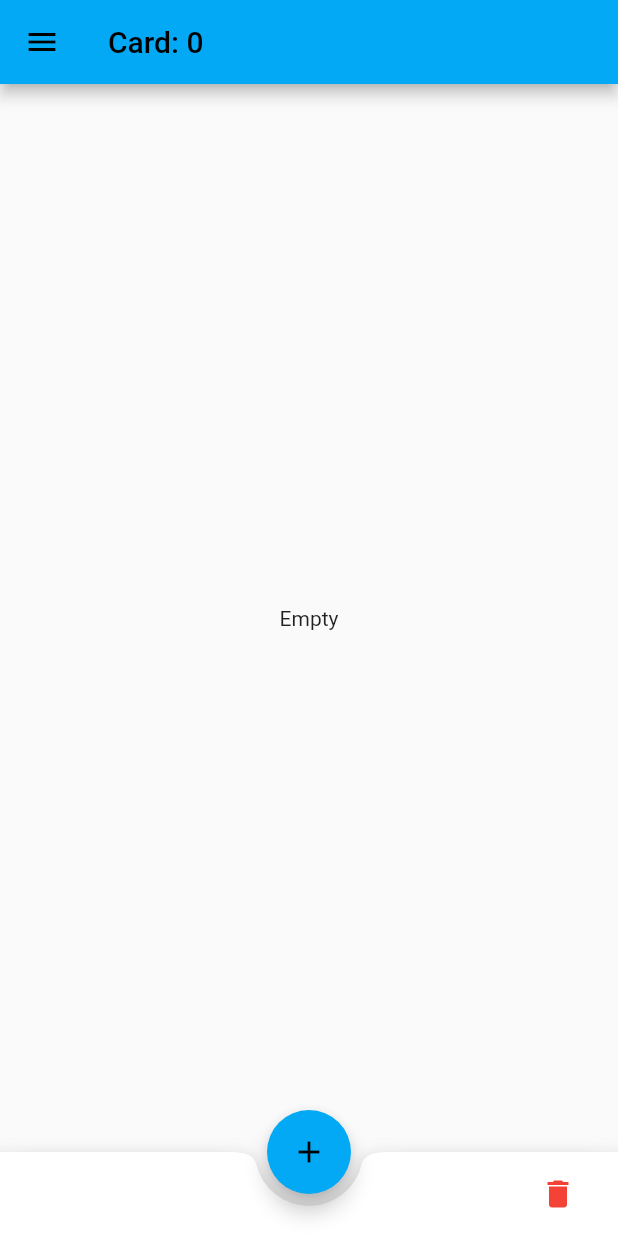
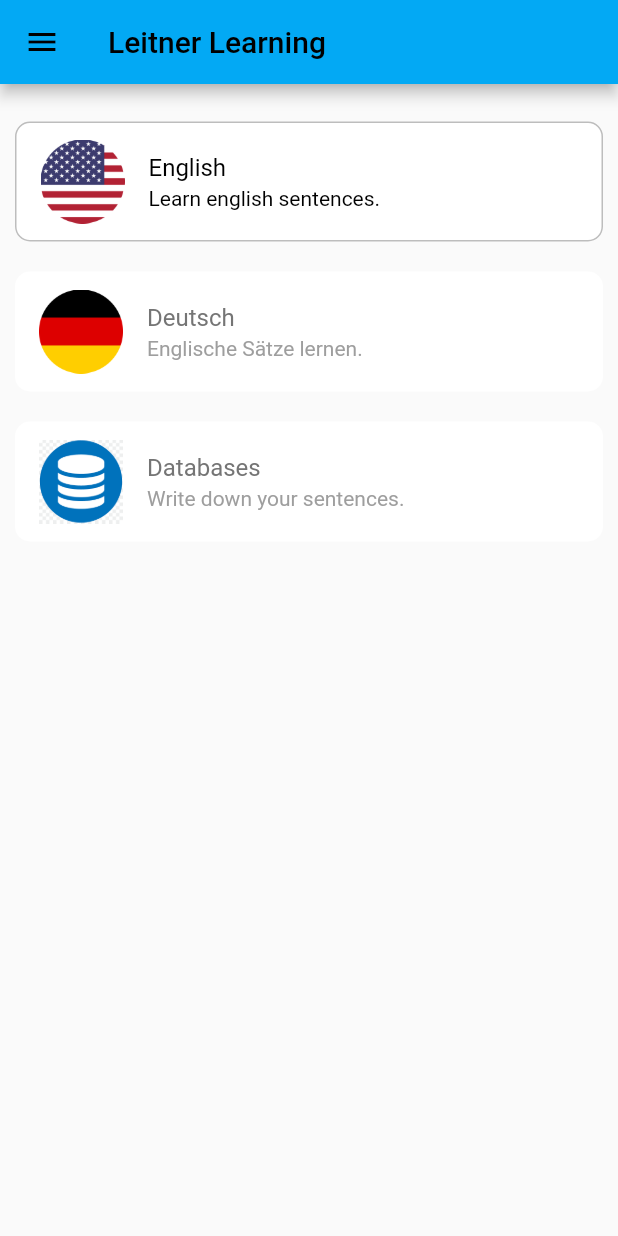
Before and after one commit to akz792000/learning_leitner, a Flutter app: the screen it shows after launch, on a phone screen of 412 x 824 dp. Run offline on Flutter 3.47's test engine with Material 2 defaults, Android fonts, the phone set to English and light mode, and no system bars; our stand-ins replace flutter_spinkit, hive, hive_flutter, sizer, timezone; missing offline and left inert: dart:ffi; accounts and stored records are empty.

Commit message:
Part one of big changes

```diff
--- a/lib/main.dart
+++ b/lib/main.dart
@@ -4,9 +4,10 @@ import 'package:flutter/foundation.dart';
 import 'package:flutter/material.dart';
 import 'package:hive_flutter/hive_flutter.dart';
 import 'package:learning_leitner/repository/CardRepository.dart';
+import 'package:learning_leitner/view/HomePage.dart';
 
 import 'entity/CardEntity.dart';
-import 'view/home/HomeView.dart';
+import 'view/HomeView.dart';
 import 'package:path_provider/path_provider.dart' as path_provider;
 import 'package:sizer/sizer.dart';
 import 'package:timezone/data/latest.dart' as tz;
@@ -57,7 +58,7 @@ class _MyAppState extends State<MyApp> {
           primarySwatch: Colors.lightBlue,
         ),
         debugShowCheckedModeBanner: false,
-        home: const HomeView(),
+        home: HomePage(),
       );
     });
   }
--- /dev/null
+++ b/lib/view/HomePage.dart
@@ -0,0 +1,110 @@
+import 'package:flutter/material.dart';
+
+import 'DrawerWidget.dart';
+
+class HomePage extends StatefulWidget {
+  const HomePage({super.key});
+
+  @override
+  createState() => _HomePageState();
+}
+
+class _HomePageState extends State<HomePage> {
+  int _selectedOption = 0;
+
+  @override
+  void initState() {
+    super.initState();
+    _initialize();
+  }
+
+  void _initialize() {
+    debugPrint("Home initialize");
+  }
+
+  @override
+  Widget build(BuildContext context) {
+    return Scaffold(
+      appBar: AppBar(
+        title: const Text("Leitner Learning"),
+      ),
+      drawer: NavigationDrawerWidget(onCallback: () => _initialize()),
+      body: ListView.builder(
+        itemCount: options.length + 2,
+        itemBuilder: (BuildContext context, int index) {
+          if (index == 0) {
+            return const SizedBox(height: 15.0);
+          } else if (index == options.length + 1) {
+            return const SizedBox(height: 100.0);
+          }
+          return Container(
+            alignment: Alignment.center,
+            margin: const EdgeInsets.all(10.0),
+            width: double.infinity,
+            height: 80.0,
+            decoration: BoxDecoration(
+              color: Colors.white,
+              borderRadius: BorderRadius.circular(10.0),
+              border: _selectedOption == index - 1
+                  ? Border.all(color: Colors.black26)
+                  : null,
+            ),
+            child: ListTile(
+              leading: options[index - 1].image,
+              title: Text(
+                options[index - 1].title,
+                style: TextStyle(
+                  color: _selectedOption == index - 1
+                      ? Colors.black
+                      : Colors.grey[600],
+                ),
+              ),
+              subtitle: Text(
+                options[index - 1].subtitle,
+                style: TextStyle(
+                  color:
+                      _selectedOption == index - 1 ? Colors.black : Colors.grey,
+                ),
+              ),
+              selected: _selectedOption == index - 1,
+              onTap: () {
+                setState(() {
+                  _selectedOption = index - 1;
+                });
+              },
+            ),
+          );
+        },
+      ),
+    );
+  }
+}
+
+class Option {
+  dynamic image;
+  String title;
+  String subtitle;
+
+  Option(
+      {required this.image,
+      required this.title,
+      required this.subtitle});
+}
+
+final options = [
+  Option(
+    image: Image.asset('assets/flags/en.png'),
+    title: 'English',
+    subtitle: 'Learn english sentences.',
+  ),
+  Option(
+    image: Image.asset('assets/flags/de.png'),
+    title: 'Deutsch',
+    subtitle: 'Englische Sätze lernen.',
+  ),
+  Option(
+    image: Image.asset('assets/database.png'),
+    title: 'Databases',
+    subtitle: 'Write down your sentences.',
+  ),
+];
--- a/lib/view/home/HomeView.dart
+++ b/lib/view/HomeView.dart
@@ -4,9 +4,9 @@ import 'package:learning_leitner/view/MergeView.dart';
 import 'package:hive_flutter/hive_flutter.dart';
 import 'package:learning_leitner/view/PersistView.dart';
 import 'package:learning_leitner/repository/CardRepository.dart';
-import '../../entity/CardEntity.dart';
-import '../../util/DialogUtil.dart';
-import 'NavigationDrawerWidget.dart';
+import '../entity/CardEntity.dart';
+import '../util/DialogUtil.dart';
+import 'DrawerWidget.dart';
 
 class HomeView extends StatefulWidget {
   const HomeView({super.key});
--- a/lib/view/PersistView.dart
+++ b/lib/view/PersistView.dart
@@ -3,7 +3,7 @@ import 'package:learning_leitner/entity/CardEntity.dart';
 import 'package:learning_leitner/util/DateTimeUtil.dart';
 
 import '../repository/CardRepository.dart';
-import 'home/HomeView.dart';
+import 'HomeView.dart';
 
 class PersistView extends StatefulWidget {
   const PersistView({Key? key}) : super(key: key);
```
Also changed, not shown: lib/view/DrawerWidget.dart (renamed from lib/view/home/NavigationDrawerWidget.dart, +5 -2 lines), lib/view/LeitnerView.dart (+11 -7 lines), assets/database.png (added), assets/flags/de.png (added), 1 other file.
